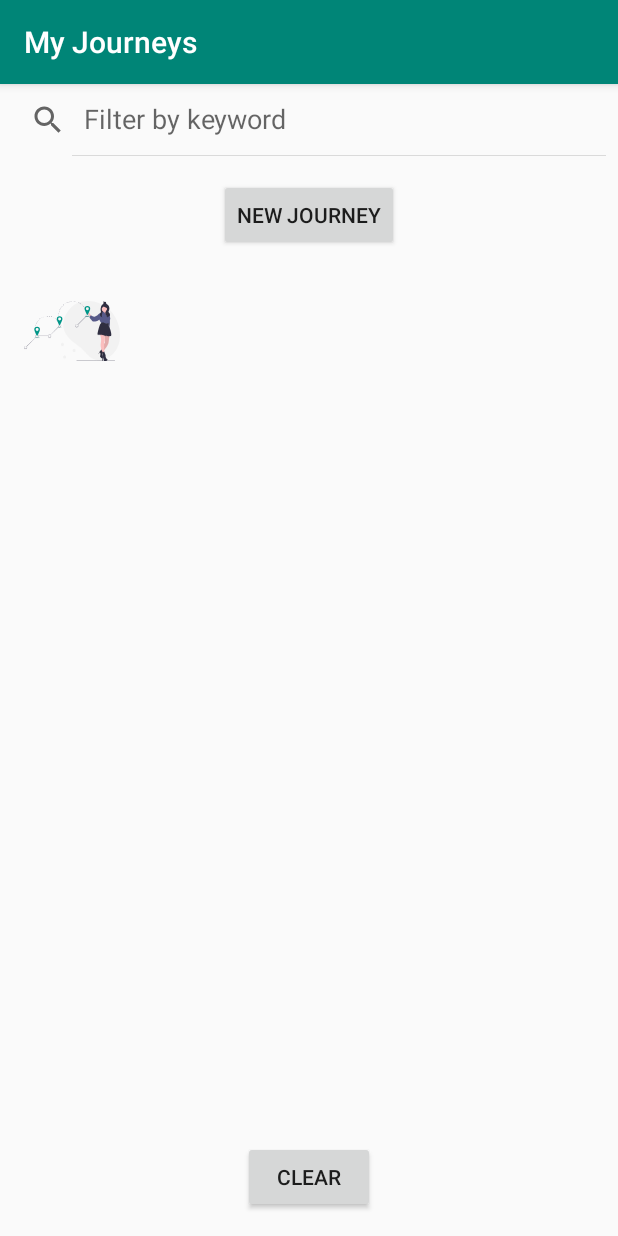
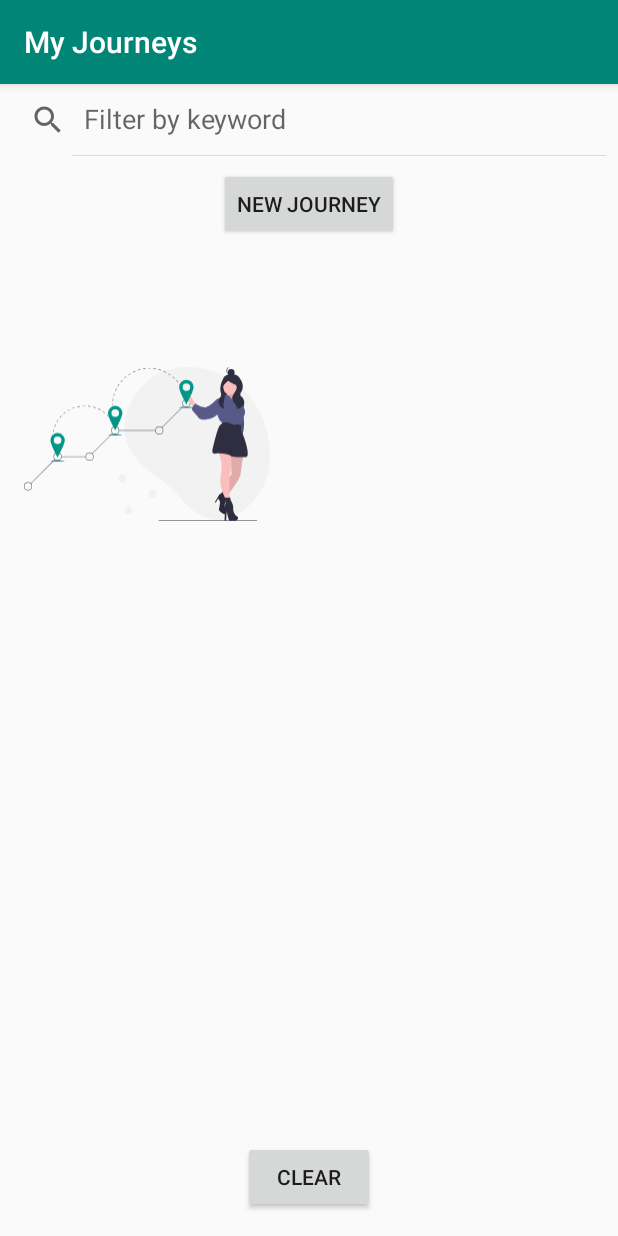
Before and after one commit to disi1/TravelJournal, an Android app: the screen it shows after launch (JourneysActivity), after a tap on "NEW JOURNEY", on a phone screen of 412 x 824 dp. Run offline under Robolectric (Android 15) with nearby library versions, the phone set to English and light mode, and no system bars; our stand-ins replace Room's generated code, data binding; 2 statements that could not run were skipped.

Commit message:
replaced the LinearLayoutManager with a GridLayoutManager for displaying journeys + implemented a clickListener for the elements in the list of journeys and bound it in the JourneyAdapter

```diff
--- a/app/src/main/java/com/example/traveljournal/journeys/JourneyAdapter.kt
+++ b/app/src/main/java/com/example/traveljournal/journeys/JourneyAdapter.kt
@@ -5,24 +5,26 @@ import android.view.ViewGroup
 import androidx.recyclerview.widget.DiffUtil
 import androidx.recyclerview.widget.ListAdapter
 import androidx.recyclerview.widget.RecyclerView
-import com.example.traveljournal.R
 import com.example.traveljournal.database.Journey
 import com.example.traveljournal.databinding.ListItemJourneyBinding
 
-class JourneyAdapter: ListAdapter<Journey, JourneyAdapter.ViewHolder>(JourneyDiffCallback()) {
+class JourneyAdapter(val clickListener: JourneyListener): ListAdapter<Journey, JourneyAdapter.ViewHolder>(JourneyDiffCallback()) {
 
     override fun onCreateViewHolder(parent: ViewGroup, viewType: Int): ViewHolder {
         return ViewHolder.from(parent)
     }
 
     override fun onBindViewHolder(holder: ViewHolder, position: Int) {
-        var item = getItem(position)
-        holder.bind(item)
+        holder.bind(getItem(position)!!, clickListener)
     }
 
     class ViewHolder private constructor(val binding: ListItemJourneyBinding): RecyclerView.ViewHolder(binding.root) {
-        fun bind(item: Journey) {
+        fun bind(
+            item: Journey,
+            clickListener: JourneyListener
+        ) {
             binding.journey = item
+            binding.clickListener = clickListener
             binding.executePendingBindings()
         }
 
@@ -46,3 +48,7 @@ class JourneyDiffCallback: DiffUtil.ItemCallback<Journey>() {
     }
 
 }
+
+class JourneyListener(val clickListener: (journeyId: Long) -> Unit) {
+    fun onClick(journey: Journey) = clickListener(journey.journeyId)
+}
--- a/app/src/main/java/com/example/traveljournal/journeys/JourneysFragment.kt
+++ b/app/src/main/java/com/example/traveljournal/journeys/JourneysFragment.kt
@@ -6,12 +6,14 @@ import androidx.fragment.app.Fragment
 import android.view.LayoutInflater
 import android.view.View
 import android.view.ViewGroup
+import android.widget.Toast
 import androidx.appcompat.app.AppCompatActivity
 import androidx.databinding.DataBindingUtil
 import androidx.lifecycle.Observer
 import androidx.lifecycle.ViewModelProviders
 import androidx.navigation.Navigation
 import androidx.navigation.fragment.findNavController
+import androidx.recyclerview.widget.GridLayoutManager
 import com.example.traveljournal.R
 import com.example.traveljournal.database.TravelDatabase
 import com.example.traveljournal.databinding.FragmentJourneysBinding
@@ -41,7 +43,12 @@ class JourneysFragment : Fragment() {
 
         binding.journeysViewModel = journeysViewModel
 
-        val adapter = JourneyAdapter()
+        val manager = GridLayoutManager(activity, 2)
+        binding.journeysList.layoutManager = manager
+
+        val adapter = JourneyAdapter(JourneyListener {
+            journeyId -> Toast.makeText(context, "${journeyId}", Toast.LENGTH_LONG).show()
+        })
         binding.journeysList.adapter = adapter
 
         journeysViewModel.journeys.observe(viewLifecycleOwner, Observer {
--- a/app/src/main/res/layout/fragment_journeys.xml
+++ b/app/src/main/res/layout/fragment_journeys.xml
@@ -31,7 +31,6 @@
             android:id="@+id/journeys_list"
             android:layout_width="0dp"
             android:layout_height="0dp"
-            app:layoutManager="androidx.recyclerview.widget.LinearLayoutManager"
             app:layout_constraintBottom_toTopOf="@+id/clear_button"
             app:layout_constraintStart_toStartOf="parent"
             app:layout_constraintEnd_toEndOf="parent"
@@ -41,8 +40,8 @@
             android:id="@+id/new_journey_button"
             android:layout_width="wrap_content"
             android:layout_height="wrap_content"
-            android:layout_marginTop="15dp"
-            android:layout_marginBottom="15dp"
+            android:layout_marginTop="8dp"
+            android:layout_marginBottom="8dp"
             android:onClick="@{() -> journeysViewModel.onNewJourney()}"
             android:text="@string/newJourney"
             app:layout_constraintBottom_toTopOf="@+id/journeys_list"
--- a/app/src/main/res/layout/list_item_journey.xml
+++ b/app/src/main/res/layout/list_item_journey.xml
@@ -7,16 +7,20 @@
         <variable
             name="journey"
             type="com.example.traveljournal.database.Journey" />
+        <variable
+            name="clickListener"
+            type="com.example.traveljournal.journeys.JourneyListener" />
     </data>
 
     <androidx.constraintlayout.widget.ConstraintLayout
         android:layout_width="match_parent"
-        android:layout_height="wrap_content">
+        android:layout_height="wrap_content"
+        android:onClick="@{() -> clickListener.onClick(journey)}">
 
         <ImageView
             android:id="@+id/journey_image"
             android:layout_width="@dimen/icon_size"
-            android:layout_height="60dp"
+            android:layout_height="240dp"
             android:layout_marginStart="16dp"
             android:layout_marginTop="8dp"
             android:layout_marginBottom="8dp"
@@ -31,23 +35,23 @@
             android:layout_width="0dp"
             android:layout_height="20dp"
             android:layout_marginStart="8dp"
-            android:layout_marginTop="8dp"
-            android:layout_marginEnd="16dp"
+            android:layout_marginEnd="5dp"
             app:journeyDestinationName="@{journey}"
-            app:layout_constraintEnd_toEndOf="parent"
-            app:layout_constraintStart_toEndOf="@+id/journey_image"
-            app:layout_constraintTop_toTopOf="@+id/journey_image"
-            tools:text="Zürich"/>
+            app:layout_constraintBottom_toTopOf="@+id/journey_destination_address"
+            app:layout_constraintEnd_toEndOf="@+id/journey_image"
+            app:layout_constraintStart_toStartOf="@+id/journey_image"
+            tools:text="Zürich" />
 
         <TextView
             android:id="@+id/journey_destination_address"
             android:layout_width="0dp"
             android:layout_height="wrap_content"
             android:layout_marginTop="8dp"
+            android:layout_marginBottom="9dp"
             app:journeyDestinationAddress="@{journey}"
+            app:layout_constraintBottom_toBottomOf="@+id/journey_image"
             app:layout_constraintEnd_toEndOf="@+id/journey_destination_name"
             app:layout_constraintStart_toStartOf="@+id/journey_destination_name"
-            app:layout_constraintTop_toBottomOf="@+id/journey_destination_name"
-            tools:text="Zürich, Switzerland"/>
+            tools:text="Zürich, Switzerland" />
     </androidx.constraintlayout.widget.ConstraintLayout>
 </layout>
--- a/app/src/main/res/values/dimens.xml
+++ b/app/src/main/res/values/dimens.xml
@@ -1,4 +1,4 @@
 <?xml version="1.0" encoding="utf-8"?>
 <resources>
-    <dimen name="icon_size">64dp</dimen>
+    <dimen name="icon_size">164dp</dimen>
 </resources>
```
